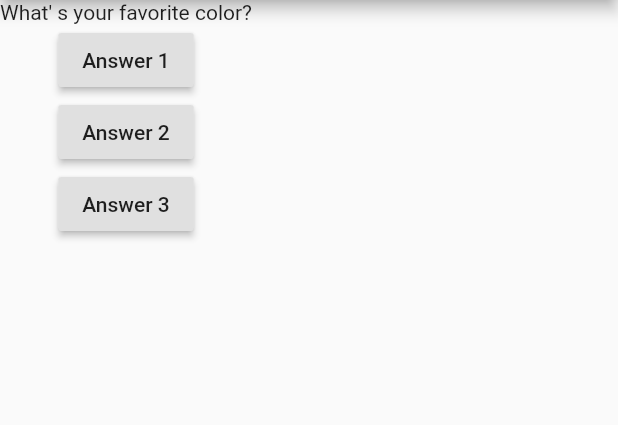
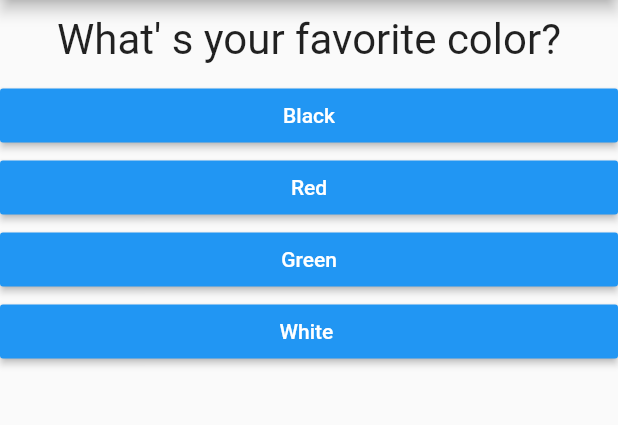
Before and after one commit to SaiAshish9/QuizApp, a Flutter app: the screen it shows after launch, on a phone screen of 412 x 824 dp, the part 84-509 px from its top. Run offline on Flutter 3.47's test engine with Material 2 defaults, Android fonts, the phone set to English and light mode, and no system bars.

```diff
--- /dev/null
+++ b/lib/answer.dart
@@ -0,0 +1,19 @@
+import 'package:flutter/material.dart';
+
+class Answer extends StatelessWidget {
+ final Function selectHandler;
+ final String answerText;
+  Answer(this.selectHandler,this.answerText);
+  @override
+  Widget build(BuildContext context) {
+    return Container(
+      width: double.infinity,
+      child: RaisedButton(
+        color:Colors.blue,
+        textColor:Colors.white,
+        child: Text(answerText),
+        onPressed: selectHandler
+        ),
+    );
+  }
+}
--- a/lib/main.dart
+++ b/lib/main.dart
@@ -1,39 +1,79 @@
 import 'package:flutter/material.dart';
 
-void main() {
-  runApp(MyApp());
+import './question.dart';
+import './answer.dart';
+import './quiz.dart';
+import './result.dart';
+
+void main() => runApp(MyApp());
+
+class MyApp extends StatefulWidget {
+  @override
+  State<StatefulWidget> createState() {
+    return _MyAppState();
+  }
 }
 
-class MyApp extends StatelessWidget{
+class _MyAppState extends State<MyApp> {
+  var _questionIndex = 0;
+  static const _questions = [
+    {
+      'questionText': 'What\' s your favorite color?',
+      'answers': [
+        {'text': 'Black', 'score': 10},
+        {'text': 'Red', 'score': 5},
+        {'text': 'Green', 'score': 3},
+        {'text': 'White ', 'score': 1}
+      ]
+    },
+    {
+      'questionText': 'What\' s your favorite animal?',
+      'answers': [
+        {'text': 'lion', 'score': 10},
+        {'text': 'tiger', 'score': 5},
+        {'text': 'dog', 'score': 3},
+        {'text': 'cat ', 'score': 1}
+      ]
+    },
+  ];
 
-  var questionIndex = 0;
+  var _totalScore = 0;
 
-  void answerQuestion(){
-    questionIndex += 1;
-    print(questionIndex);
+  void _resetQuiz() {
+    setState(() {
+      _questionIndex = 0;
+      _totalScore = 0;
+    });
+  }
+
+  void _answerQuestion(int score) {
+    _totalScore += score;
+
+    if (_questionIndex < _questions.length) {
+      print('We have more questions');
+    } else {
+      print('No more questions');
+    }
+    setState(() {
+      _questionIndex += 1;
+    });
+    print(_questionIndex);
   }
 
   @override
-  Widget build(BuildContext context){
-
-    var questions=[
-      'What\' s your favorite color?',
-      'What\'s your favorite animal?'
-      ];
-
-    return MaterialApp(home:Scaffold(
-      appBar:AppBar(
-        title:Text('My First App'),
+  Widget build(BuildContext context) {
+    return MaterialApp(
+      home: Scaffold(
+        appBar: AppBar(
+          title: Text('My First App'),
+        ),
+        body: _questionIndex < _questions.length
+            ? Quiz(
+                answerQuestion: _answerQuestion,
+                questionIndex: _questionIndex,
+                questions: _questions)
+            : Result(_totalScore,_resetQuiz),
       ),
-      body:Column(
-        children:[
-          Text(questions[questionIndex]),
-          RaisedButton(child:Text('Answer 1'),onPressed:answerQuestion),
-          RaisedButton(child:Text('Answer 2'),onPressed:()=>print('Answer 2 Chosen')),
-          RaisedButton(child:Text('Answer 3'),onPressed:answerQuestion),
-        ],
-        ),
-    ),
     );
   }
 }
--- /dev/null
+++ b/lib/question.dart
@@ -0,0 +1,21 @@
+import 'package:flutter/material.dart';
+
+class Question extends StatelessWidget {
+  final String questionText;
+
+  Question(this.questionText);
+
+  @override
+  Widget build(BuildContext context) {
+    return Container(
+        width: double.infinity,
+        margin: EdgeInsets.all(10),
+        child: Text(
+          questionText,
+          style: TextStyle(
+            fontSize: 28,
+          ),
+          textAlign: TextAlign.center,
+        ));
+  }
+}
--- /dev/null
+++ b/lib/quiz.dart
@@ -0,0 +1,30 @@
+import 'package:flutter/material.dart';
+
+import './question.dart';
+import './answer.dart';
+
+class Quiz extends StatelessWidget {
+  final List<Map<String, Object>> questions;
+  final int questionIndex;
+  final Function answerQuestion;
+
+  Quiz({
+    @required this.questions,
+    @required this.answerQuestion,
+    @required this.questionIndex,
+  });
+
+  @override
+  Widget build(BuildContext context) {
+    return Column(
+      children: [
+        Question(
+          questions[questionIndex]['questionText'],
+        ),
+        ...(questions[questionIndex]['answers'] as List<Map<String, Object>>).map((answer) {
+          return Answer(() => answerQuestion(answer['score']), answer['text']);
+        }).toList()
+      ],
+    );
+  }
+}
```
Also changed, not shown: lib/result.dart (added, +34 -0 lines).
